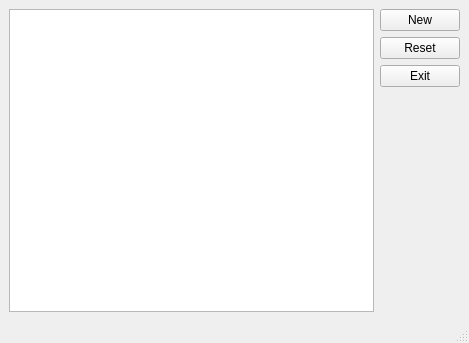
Qt form src/gui/SudokuDialogUi.ui (jessie828/Sudoku) before a commit.
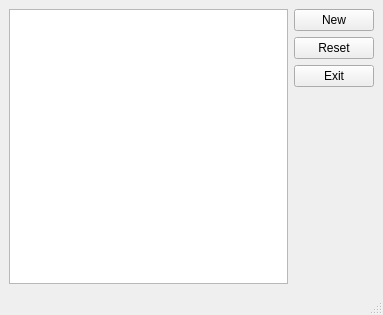
The same form after that commit. Custom widgets are drawn as their Qt base class.

Commit message: Fixed sizing issues. look into making this expanding later

What changed in the file:
```diff
--- a/src/gui/SudokuDialogUi.ui
+++ b/src/gui/SudokuDialogUi.ui
@@ -6,10 +6,28 @@
    <rect>
     <x>0</x>
     <y>0</y>
-    <width>469</width>
-    <height>343</height>
+    <width>383</width>
+    <height>315</height>
    </rect>
   </property>
+  <property name="sizePolicy">
+   <sizepolicy hsizetype="Fixed" vsizetype="Fixed">
+    <horstretch>0</horstretch>
+    <verstretch>0</verstretch>
+   </sizepolicy>
+  </property>
+  <property name="minimumSize">
+   <size>
+    <width>383</width>
+    <height>315</height>
+   </size>
+  </property>
+  <property name="maximumSize">
+   <size>
+    <width>383</width>
+    <height>315</height>
+   </size>
+  </property>
   <property name="windowTitle">
    <string>Sudoku</string>
   </property>
@@ -18,7 +36,11 @@
     <item>
      <layout class="QHBoxLayout" name="horizontalLayout">
       <item>
-       <widget class="SudokuTableWidget" name="m_table"/>
+       <layout class="QVBoxLayout" name="verticalLayout_2">
+        <item>
+         <widget class="SudokuTableWidget" name="m_table"/>
+        </item>
+       </layout>
       </item>
       <item>
        <layout class="QVBoxLayout" name="verticalLayout">
```
